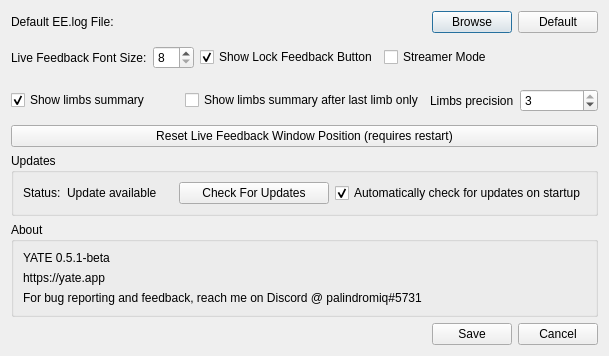
Above: settingsdialog.ui from palindromiq/YATE before the change. Below: the same form after it.
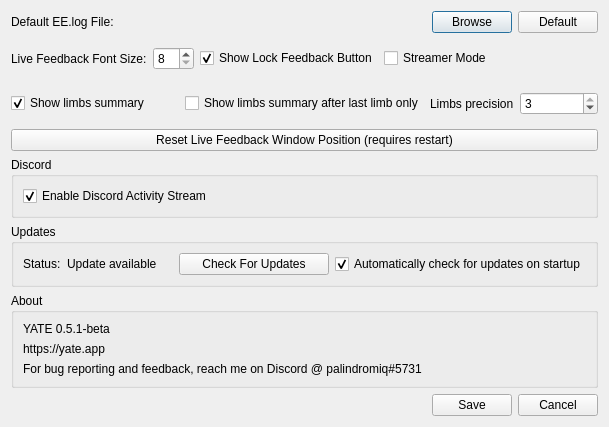
That is the form after the change.

Commit message: Add Discord streaming feature

Patch:
```diff
--- a/settingsdialog.ui
+++ b/settingsdialog.ui
@@ -7,7 +7,7 @@
     <x>0</x>
     <y>0</y>
     <width>609</width>
-    <height>356</height>
+    <height>427</height>
    </rect>
   </property>
   <property name="windowTitle">
@@ -181,6 +181,25 @@
      </property>
     </widget>
    </item>
+   <item>
+    <widget class="QGroupBox" name="groupBox">
+     <property name="title">
+      <string>Discord</string>
+     </property>
+     <layout class="QHBoxLayout" name="horizontalLayout_7">
+      <item>
+       <widget class="QCheckBox" name="chkDiscordActivity">
+        <property name="text">
+         <string>Enable Discord Activity Stream</string>
+        </property>
+        <property name="checked">
+         <bool>true</bool>
+        </property>
+       </widget>
+      </item>
+     </layout>
+    </widget>
+   </item>
    <item>
     <widget class="QGroupBox" name="grpUpdates">
      <property name="title">
```
The commit also changes 11 other files.
